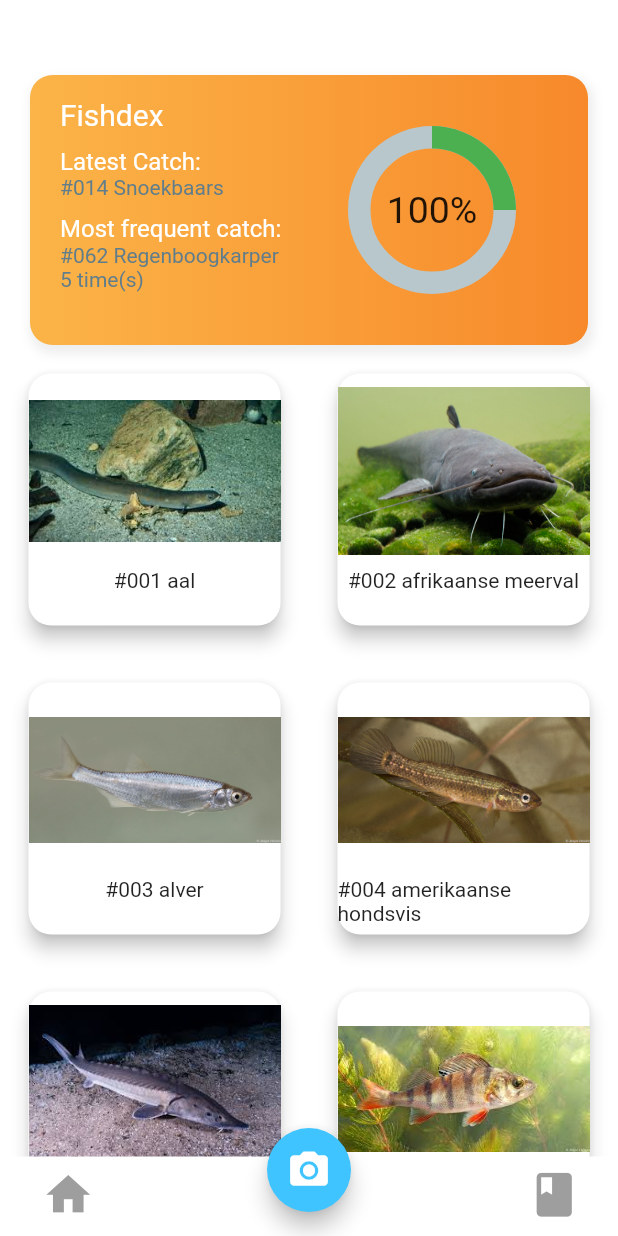
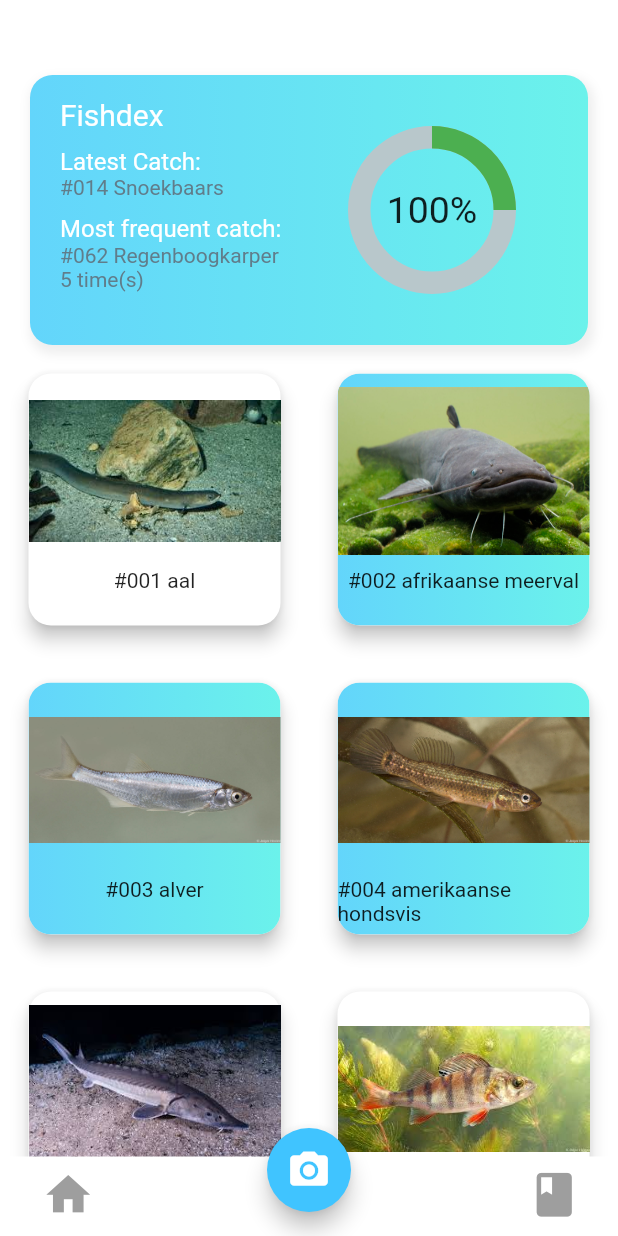
Before and after one commit to Werdert45/fishfinder-app, a Flutter app: the FishDex screen opened by its route, on a phone screen of 412 x 824 dp. Run offline on Flutter 3.47's test engine with Material 2 defaults, Android fonts, the phone set to English and light mode, and no system bars; drawn by our look-alikes of gradient_widgets, percent_indicator; our stand-ins replace camera, cloud_firestore, firebase_auth, google_fonts, image_picker; missing offline and left inert: tflite; accounts and stored records are empty.

Commit message:
APP-33: highlight if in catch list

```diff
--- a/lib/screens/home/fishdex/fishdex.dart
+++ b/lib/screens/home/fishdex/fishdex.dart
@@ -27,7 +27,6 @@ class _FishDexState extends State<FishDex> {
         backgroundColor: Colors.white,
         body: Stack(
           children: <Widget>[
-
             new Container(
             child: Center(
                 child: new FutureBuilder(
@@ -52,7 +51,6 @@ class _FishDexState extends State<FishDex> {
                     child: Align(
                         alignment: Alignment.bottomCenter,
                         child: Row(
-
                             mainAxisAlignment: MainAxisAlignment.spaceBetween,
                             children: <Widget>[
                               new Container(
@@ -62,7 +60,6 @@ class _FishDexState extends State<FishDex> {
                                   }
                                   )
                               ),
-
                               new Container(
                                   margin: const EdgeInsets.only(right: 20, bottom: 5),
                                   child:IconButton(icon: Icon(Icons.book, color: Colors.grey, size: 35), onPressed: () {
--- a/lib/screens/home/fishdex/list.dart
+++ b/lib/screens/home/fishdex/list.dart
@@ -3,12 +3,15 @@ import 'package:flutter/material.dart';
 import 'package:fishfinder_app/models/species.dart';
 import 'package:fishfinder_app/screens/home/species/species.dart';
 import 'dart:core';
-
+import 'package:fishfinder_app/shared/constants.dart';
+import 'package:gradient_widgets/gradient_widgets.dart';
 import 'package:percent_indicator/circular_percent_indicator.dart';
 
 class SpeciesList extends StatelessWidget {
   final List<Species> species;
   SpeciesList({Key key, this.species}) : super(key: key);
+
+  var speciesCaught = [1,2,3];
 
   @override
   Widget build(BuildContext context) {
@@ -31,10 +34,7 @@ class SpeciesList extends StatelessWidget {
                           blurRadius: 5,
                           spreadRadius: 2)
                     ],
-                    gradient: LinearGradient(
-                        begin: Alignment.centerLeft,
-                        end: Alignment.centerRight,
-                        colors: [Color(0xfffbb448), Color(0xfff7892b)])),
+                    gradient: linearGradient),
                 child: Row(
                   children: <Widget>[
                     Container(
@@ -105,11 +105,13 @@ class SpeciesList extends StatelessWidget {
                 itemCount: species == null ? 0 : species.length,
                 gridDelegate: new SliverGridDelegateWithFixedCrossAxisCount(crossAxisCount: 2),
                 itemBuilder: (BuildContext context, int index) {
+                  if(speciesCaught.contains(index)) {
 
                     return new GestureDetector(
                         child: new Container(
                           padding: const EdgeInsets.all(15.0),
-                        child: new Card(
+                          child: new GradientCard(
+                            gradient: linearGradient,
                               shape: RoundedRectangleBorder(
                                 borderRadius: BorderRadius.circular(15.0),
                               ),
@@ -149,6 +151,57 @@ class SpeciesList extends StatelessWidget {
                           );
                         }
                     );
+                  }
+
+                  else {
+                    return new GestureDetector(
+                        child: new Container(
+                          padding: const EdgeInsets.all(15.0),
+                          child: new Card(
+                              shape: RoundedRectangleBorder(
+                                borderRadius: BorderRadius.circular(15.0),
+                              ),
+                              elevation: 5.0,
+                              child: new Container(
+                                  alignment: Alignment.center,
+                                  child: new Column(
+                                    children: <Widget>[
+                                      Image.asset(
+                                        'assets/images/preview/' +
+                                            species[index].name.toLowerCase() +
+                                            '.jpg',
+                                        height: 130,
+                                      ),
+                                      Text.rich(
+                                          TextSpan(
+                                              children: <TextSpan>[
+                                                TextSpan(text: "#"),
+                                                TextSpan(text: species[index]
+                                                    .number),
+                                                TextSpan(text: " "),
+                                                TextSpan(
+                                                    text: species[index].name),
+
+                                              ]
+                                          )
+                                      ),
+                                    ],
+                                  )
+
+                              )
+                          ),
+                        ),
+                        onTap: () {
+                          Navigator.push(context, MaterialPageRoute(
+                              builder: (context) => SpeciesScreen(),
+                              settings: RouteSettings(
+                                  arguments: species[index]
+                              )
+                          )
+                          );
+                        }
+                    );
+                  }
 
                 }),
             SizedBox(height: 50)
--- a/lib/shared/constants.dart
+++ b/lib/shared/constants.dart
@@ -16,3 +16,8 @@ const textInputDecoration = InputDecoration(
     borderSide: BorderSide(color: Colors.pink, width: 2.0),
   ),
 );
+
+const linearGradient = LinearGradient(
+    begin: Alignment.centerLeft,
+    end: Alignment.centerRight,
+    colors: [Color(0xff63d5fb), Color(0xff6bf2eb)]);
--- a/pubspec.yaml
+++ b/pubspec.yaml
@@ -23,6 +23,7 @@ dependencies:
   tflite: ^1.0.4
   flappy_search_bar: 1.4.1
   percent_indicator: ^2.1.1
+  gradient_widgets: ^0.5.1
 
 
   firebase_core: ^0.4.0+9
```
Also changed, not shown: pubspec.lock. Lines whose indentation alone changed are shown as unchanged.
